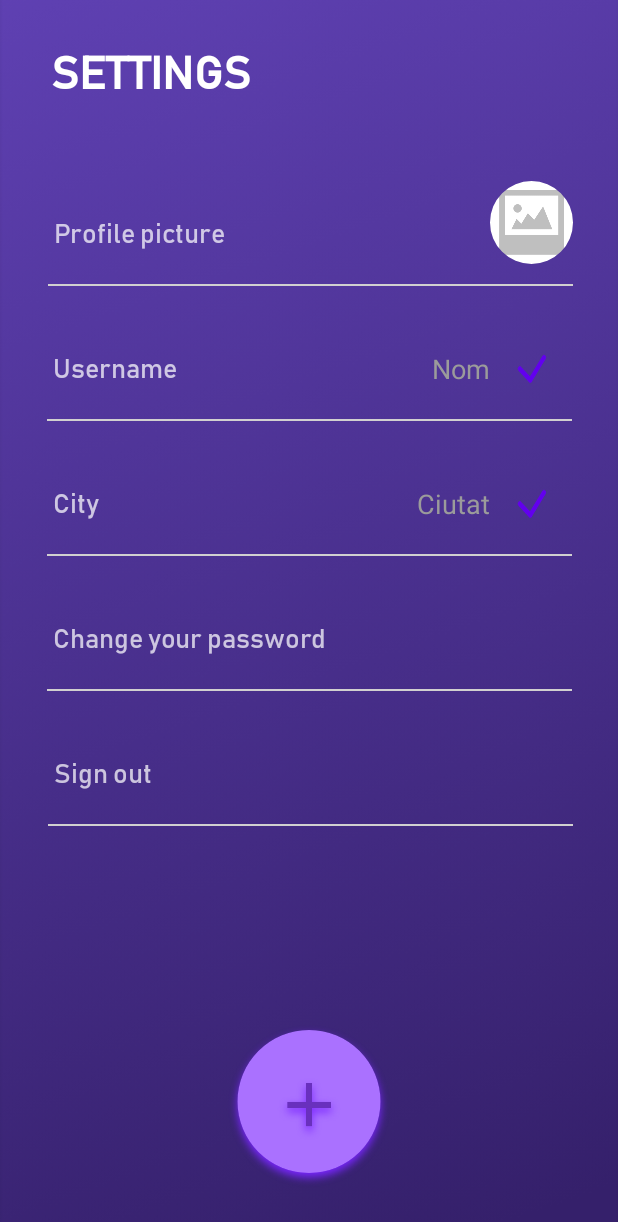
After one commit to alba-ch/cardvie, an Android app: the layout fragment_user.xml on its own in the app's theme, with its tools: preview values and no code run, on a phone screen of 412 x 824 dp. The commit adds this screen. Shown: the top 1222 px of the screen. Run offline under Robolectric (Android 15) with nearby library versions, the phone set to English and light mode, and no system bars.

Commit message:
Implemented User layout

```diff
--- /dev/null
+++ b/app/src/main/res/drawable/textview_background.xml
@@ -0,0 +1,13 @@
+<?xml version="1.0" encoding="utf-8"?>
+<inset xmlns:android="http://schemas.android.com/apk/res/android"
+       android:insetTop="-5dp"
+       android:insetRight="-5dp"
+       android:insetLeft="-5dp">
+
+    <shape android:shape="rectangle" android:thickness="2dp" >
+        <stroke
+                android:width="1dp"
+                android:color="#676767" />
+        <solid android:color="@android:color/transparent" />
+    </shape>
+</inset>
--- /dev/null
+++ b/app/src/main/res/layout/fragment_user.xml
@@ -0,0 +1,197 @@
+<?xml version="1.0" encoding="utf-8"?>
+<androidx.constraintlayout.widget.ConstraintLayout
+        xmlns:android="http://schemas.android.com/apk/res/android"
+        xmlns:app="http://schemas.android.com/apk/res-auto"
+        xmlns:tools="http://schemas.android.com/tools"
+        android:layout_width="match_parent"
+        android:layout_height="match_parent"
+        android:background="@drawable/bg_app"
+        tools:context=".ui.home.HomeFragment">
+
+    <TextView
+            android:text="@string/title_settings"
+            android:id="@+id/title_settings"
+            android:layout_width="318dp"
+            android:layout_height="42dp"
+            style="@style/title_semilarge"
+            app:layout_constraintEnd_toEndOf="parent"
+            app:layout_constraintBottom_toBottomOf="parent"
+            app:layout_constraintTop_toTopOf="parent" app:layout_constraintStart_toStartOf="parent"
+            app:layout_constraintHorizontal_bias="0.322" app:layout_constraintVertical_bias="0.032"/>
+
+    <ImageButton
+            android:src="@drawable/btn_nav_plus"
+            android:backgroundTint="@color/transparent"
+            android:layout_width="110dp"
+            android:layout_height="110dp" android:id="@+id/btn_add"
+            app:layout_constraintEnd_toEndOf="parent" app:layout_constraintStart_toStartOf="parent"
+            app:layout_constraintBottom_toBottomOf="parent" app:layout_constraintHorizontal_bias="0.498"
+            android:layout_marginBottom="32dp"/>
+
+    <ScrollView
+            android:id="@+id/fondo"
+            android:layout_width="match_parent"
+            android:layout_height="0dp"
+            android:backgroundTint="@color/transparent"
+            android:layout_margin="5dp"
+            app:layout_constraintBottom_toBottomOf="parent"
+            app:layout_constraintEnd_toEndOf="parent"
+            app:layout_constraintHorizontal_bias="0.0"
+            app:layout_constraintStart_toStartOf="parent"
+            app:layout_constraintTop_toBottomOf="@+id/title_settings"
+            app:layout_constraintVertical_bias="0.0">
+
+        <androidx.constraintlayout.widget.ConstraintLayout
+                android:id="@+id/panel"
+                android:layout_width="match_parent"
+                android:layout_height="0dp"
+                android:backgroundTint="@color/colorHint"
+                app:layout_constraintTop_toTopOf="parent"
+                tools:layout_editor_absoluteX="0dp">
+
+            <TextView
+                    android:id="@+id/text_pfp"
+                    style="@style/txt_light_small"
+                    android:layout_width="350dp"
+                    android:layout_height="70dp"
+                    android:layout_marginTop="48dp"
+                    android:background="@drawable/textview_background"
+                    android:backgroundTint="@color/gris"
+                    android:gravity="center_vertical"
+                    android:text="@string/txt_pfp"
+                    app:layout_constraintEnd_toEndOf="parent"
+                    app:layout_constraintStart_toStartOf="parent"
+                    app:layout_constraintTop_toTopOf="parent" app:layout_constraintHorizontal_bias="0.524"/>
+            <TextView
+                    android:id="@+id/text_username"
+                    style="@style/txt_light_small"
+                    android:layout_width="350dp"
+                    android:layout_height="70dp"
+                    android:layout_marginTop="20dp"
+                    android:background="@drawable/textview_background"
+                    android:backgroundTint="@color/gris"
+                    android:text="@string/txt_username"
+                    android:gravity="center_vertical"
+                    app:layout_constraintEnd_toEndOf="parent"
+                    app:layout_constraintHorizontal_bias="0.508"
+                    app:layout_constraintStart_toStartOf="parent"
+                    app:layout_constraintTop_toBottomOf="@+id/text_pfp" />
+
+            <TextView
+                    android:id="@+id/text_city"
+                    style="@style/txt_light_small"
+                    android:layout_width="350dp"
+                    android:layout_height="70dp"
+                    android:layout_marginTop="20dp"
+                    android:background="@drawable/textview_background"
+                    android:backgroundTint="@color/gris"
+                    android:text="@string/txt_City"
+                    android:gravity="center_vertical"
+                    app:layout_constraintEnd_toEndOf="parent"
+                    app:layout_constraintStart_toStartOf="parent"
+                    app:layout_constraintTop_toBottomOf="@+id/text_username" />
+
+            <TextView
+                    android:id="@+id/text_psw"
+                    style="@style/txt_light_small"
+                    android:layout_width="350dp"
+                    android:layout_height="70dp"
+                    android:layout_marginTop="20dp"
+                    android:background="@drawable/textview_background"
+                    android:backgroundTint="@color/gris"
+                    android:text="@string/txt_changePsw"
+                    android:gravity="center_vertical"
+                    app:layout_constraintEnd_toEndOf="parent"
+                    app:layout_constraintStart_toStartOf="parent"
+                    app:layout_constraintTop_toBottomOf="@+id/text_city"/>
+
+            <TextView
+                    android:id="@+id/text_signout"
+                    style="@style/txt_light_small"
+                    android:layout_width="350dp"
+                    android:layout_height="70dp"
+                    android:background="@drawable/textview_background"
+                    android:backgroundTint="@color/gris"
+                    android:text="@string/txt_signout"
+                    android:gravity="center_vertical"
+                    app:layout_constraintEnd_toEndOf="parent"
+                    app:layout_constraintStart_toStartOf="parent"
+                    app:layout_constraintHorizontal_bias="0.524" app:layout_constraintTop_toBottomOf="@+id/text_psw"
+                    android:layout_marginTop="20dp"/>
+
+            <com.google.android.material.imageview.ShapeableImageView
+                    app:shapeAppearanceOverlay="@style/roundedImageViewRounded"
+                    android:id="@+id/btn_edit_pfp"
+                    android:layout_width="55dp"
+                    android:layout_height="55dp"
+                    android:layout_marginTop="-15dp"
+                    android:clickable="true"
+                    app:srcCompat="@drawable/no_image"
+                    android:backgroundTint="@color/transparent"
+                    android:foreground="@drawable/ripple_button_effect"
+                    android:scaleType="fitXY"
+                    app:layout_constraintBottom_toBottomOf="@+id/text_pfp"
+                    app:layout_constraintEnd_toEndOf="@+id/text_pfp"
+                    app:layout_constraintTop_toTopOf="@+id/text_pfp"
+            />
+
+            <EditText
+                    android:id="@+id/edit_username"
+                    android:layout_width="wrap_content"
+                    android:layout_height="wrap_content"
+                    android:background="@color/transparent"
+                    android:ems="10"
+                    android:inputType="textPersonName"
+                    android:hint="Nom"
+                    android:textColorHint="@color/colorHint"
+                    android:textAlignment="viewEnd"
+                    app:layout_constraintHorizontal_bias="0.6"
+                    app:layout_constraintBottom_toBottomOf="@+id/text_username"
+                    app:layout_constraintEnd_toEndOf="@+id/text_username"
+                    app:layout_constraintTop_toTopOf="@+id/text_username"
+                    app:layout_constraintStart_toStartOf="@+id/text_username"/>
+
+            <Button
+                    android:id="@+id/btn_confirm_username"
+                    android:layout_width="20dp"
+                    android:layout_height="20dp"
+                    android:background="@drawable/btn_tick"
+                    app:layout_constraintHorizontal_bias="0.95"
+                    app:layout_constraintEnd_toEndOf="@+id/text_username"
+                    app:layout_constraintBottom_toBottomOf="@+id/text_username"
+                    app:layout_constraintTop_toTopOf="@+id/text_username"
+                    app:layout_constraintStart_toStartOf="@+id/text_username"/>
+
+            <EditText
+                    android:id="@+id/edit_city"
+                    android:layout_width="wrap_content"
+                    android:layout_height="wrap_content"
+                    android:background="@color/transparent"
+                    android:ems="10"
+                    android:inputType="textPersonName"
+                    app:layout_constraintHorizontal_bias="0.6"
+                    android:hint="Ciutat"
+                    android:textColorHint="@color/colorHint"
+                    android:textAlignment="viewEnd"
+                    app:layout_constraintBottom_toBottomOf="@+id/text_city"
+                    app:layout_constraintEnd_toEndOf="@+id/text_city"
+                    app:layout_constraintTop_toTopOf="@+id/text_city"
+                    app:layout_constraintStart_toStartOf="@+id/text_city"/>
+
+            <Button
+                    android:id="@+id/btn_confirm_usercity"
+                    android:layout_width="20dp"
+                    android:layout_height="20dp"
+                    android:background="@drawable/btn_tick"
+                    app:layout_constraintHorizontal_bias="0.95"
+                    app:layout_constraintEnd_toEndOf="@+id/text_city"
+                    app:layout_constraintBottom_toBottomOf="@+id/text_city"
+                    app:layout_constraintTop_toTopOf="@+id/text_city"
+                    app:layout_constraintStart_toStartOf="@+id/text_city"/>
+
+
+        </androidx.constraintlayout.widget.ConstraintLayout>
+
+    </ScrollView>
+
+</androidx.constraintlayout.widget.ConstraintLayout>
--- a/app/src/main/res/values/strings.xml
+++ b/app/src/main/res/values/strings.xml
@@ -7,7 +7,7 @@
     <string name="title_play">PLAY</string>
     <string name="title_addCollection">NEW COLLECTION</string>
     <string name="title_welcome">Welcome back!</string>
-    <string name="title_configuration">CONFIGURATION</string>
+    <string name="title_settings">SETTINGS</string>
 
     <string name="txt_welcome">Welcome back!</string>
     <string name="txt_title">Title</string>
@@ -17,4 +17,5 @@
     <string name="txt_username">Username</string>
     <string name="txt_City">City</string>
     <string name="txt_changePsw">Change your password</string>
+    <string name="txt_signout">Sign out</string>
 </resources>
--- a/app/src/main/res/values/styles.xml
+++ b/app/src/main/res/values/styles.xml
@@ -74,4 +74,12 @@
         <item name="android:textSize">24sp</item>
         <item name="android:textStyle">bold</item>
     </style>
+
+    <style name="txt_light_small">
+        <item name="android:padding">4dip</item>
+        <item name="android:textColor">#B9FFFFFF</item>
+        <item name="android:textAlignment">textStart</item>
+        <item name="fontFamily">@font/bahnschrift</item>
+        <item name="android:textSize">18sp</item>
+    </style>
 </resources>
```
Also changed, not shown: app/src/main/res/drawable-hdpi/btn_tick.png (added), app/src/main/res/drawable-ldpi/btn_tick.png (added), app/src/main/res/drawable-mdpi/btn_tick.png (added), app/src/main/res/drawable-xhdpi/btn_tick.png (added), app/src/main/res/drawable-xxhdpi/btn_tick.png (added), app/src/main/res/drawable-xxxhdpi/btn_tick.png (added).
